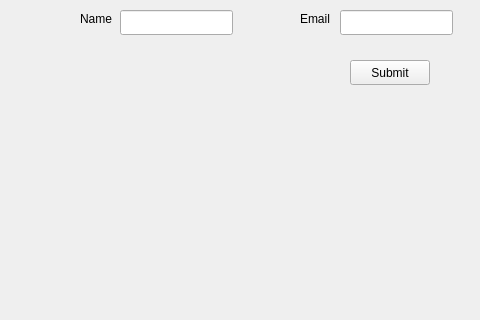
Old version of the form cos3711/assignment_2/working/newnew_x1_gui_working/mainwindow.ui in the repository Tabish1511/4thYearAssignments; both pictures show x 0 to 480 and y 0 to 320 of the 800 by 600 pixel window.
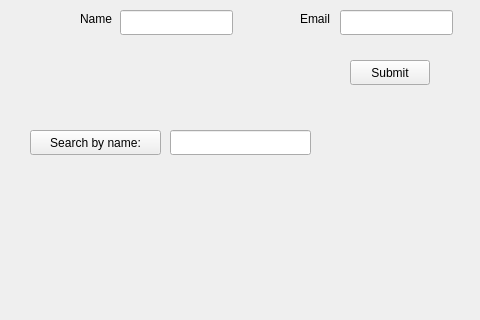
New version of the form.

Commit message: cos3711 - assign 2 - improve on name search (the output) then move on to affiliation-fees gui

What changed in the file:
```diff
--- a/cos3711/assignment_2/working/newnew_x1_gui_working/mainwindow.ui
+++ b/cos3711/assignment_2/working/newnew_x1_gui_working/mainwindow.ui
@@ -96,6 +96,42 @@
      <string>Submit</string>
     </property>
    </widget>
+   <widget class="QPushButton" name="pushButton_2">
+    <property name="geometry">
+     <rect>
+      <x>30</x>
+      <y>130</y>
+      <width>131</width>
+      <height>25</height>
+     </rect>
+    </property>
+    <property name="text">
+     <string>Search by name:</string>
+    </property>
+   </widget>
+   <widget class="QLineEdit" name="lineEdit_searchByName">
+    <property name="geometry">
+     <rect>
+      <x>170</x>
+      <y>130</y>
+      <width>141</width>
+      <height>25</height>
+     </rect>
+    </property>
+   </widget>
+   <widget class="QLabel" name="label_searchOutput">
+    <property name="geometry">
+     <rect>
+      <x>30</x>
+      <y>180</y>
+      <width>281</width>
+      <height>51</height>
+     </rect>
+    </property>
+    <property name="text">
+     <string/>
+    </property>
+   </widget>
   </widget>
   <widget class="QMenuBar" name="menubar">
    <property name="geometry">
```
The commit also changes 16 other files.
